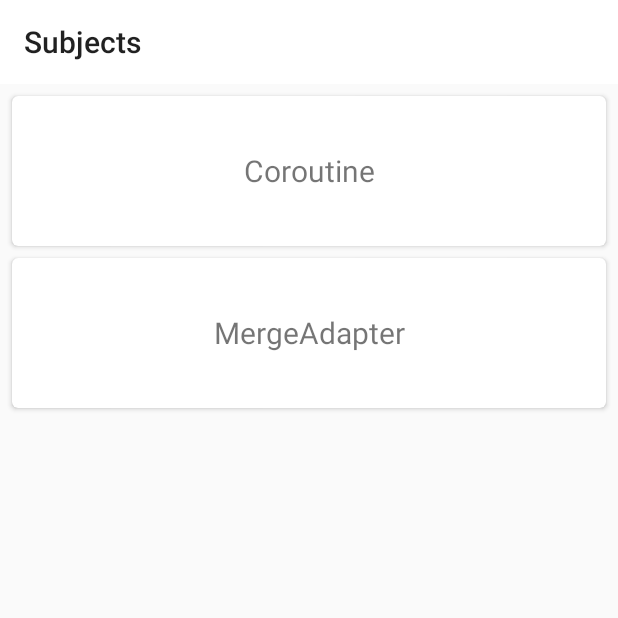
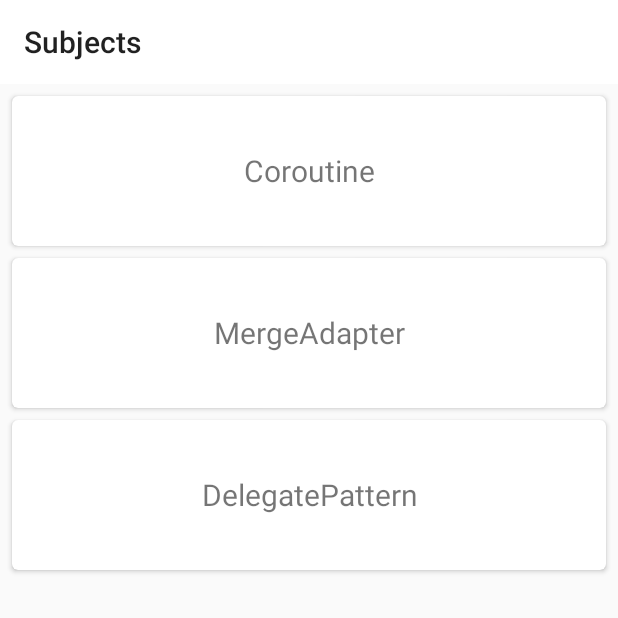
Before and after one commit to jinjinchacha/kt-note, an Android app: the screen it shows after launch (MainActivity), on a phone screen of 412 x 824 dp, the top half of it. Run offline under Robolectric (Android 15) with nearby library versions, the phone set to English and light mode, and no system bars; our stand-ins replace navigation-ui.

```diff
--- a/app/src/main/java/com/jung/ktdemo/ui/main/MainFragment.kt
+++ b/app/src/main/java/com/jung/ktdemo/ui/main/MainFragment.kt
@@ -19,7 +19,8 @@ class MainFragment : BaseFragment<MainFragmentBinding>(), OnClickEvent {
 
         val subjectList = listOf(
             "Coroutine",
-            "MergeAdapter"
+            "MergeAdapter",
+            "DelegatePattern"
         )
 
         with(binding.recycler) {
@@ -33,6 +34,7 @@ class MainFragment : BaseFragment<MainFragmentBinding>(), OnClickEvent {
         when (subject) {
             "Coroutine" -> findNavController().navigate(MainFragmentDirections.toCoroutineFragment())
             "MergeAdapter" -> findNavController().navigate(MainFragmentDirections.toMergeAdapterFragment())
+            "DelegatePattern" -> findNavController().navigate(MainFragmentDirections.toDelegateFragment())
         }
     }
 }
--- a/app/src/main/java/com/jung/ktdemo/ui/mergeadaptere/MergeAdapterFragment.kt
+++ b/app/src/main/java/com/jung/ktdemo/ui/mergeadaptere/MergeAdapterFragment.kt
@@ -6,10 +6,8 @@ import android.view.LayoutInflater
 import android.view.View
 import android.view.ViewGroup
 import android.widget.Toast
-import androidx.appcompat.widget.Toolbar
 import androidx.lifecycle.lifecycleScope
 import androidx.recyclerview.widget.MergeAdapter
-import com.google.android.material.internal.ViewUtils
 import com.google.android.material.internal.ViewUtils.dpToPx
 import com.jung.ktdemo.databinding.MergeadapterFragmentBinding
 import com.jung.ktdemo.ui.base.BaseFragment
@@ -18,8 +16,6 @@ import com.jung.ktdemo.ui.mergeadaptere.adapter.WhatsNewAdapter
 import com.jung.ktdemo.ui.mergeadaptere.model.getEngineers
 import com.jung.ktdemo.ui.mergeadaptere.model.getWhatsNew
 import com.jung.ktdemo.utils.VerticalItemDecoration
-import kotlinx.coroutines.CoroutineScope
-import kotlinx.coroutines.Dispatchers
 import kotlinx.coroutines.delay
 import kotlinx.coroutines.launch
 
--- /dev/null
+++ b/app/src/main/res/layout/delegate_fragment.xml
@@ -0,0 +1,6 @@
+<?xml version="1.0" encoding="utf-8"?>
+<androidx.constraintlayout.widget.ConstraintLayout
+    xmlns:android="http://schemas.android.com/apk/res/android" android:layout_width="match_parent"
+    android:layout_height="match_parent">
+
+</androidx.constraintlayout.widget.ConstraintLayout>
--- a/app/src/main/res/navigation/main.xml
+++ b/app/src/main/res/navigation/main.xml
@@ -16,6 +16,9 @@
         <action
             android:id="@+id/to_mergeAdapterFragment"
             app:destination="@id/mergeAdapterFragment" />
+        <action
+            android:id="@+id/to_delegateFragment"
+            app:destination="@id/delegateFragment" />
     </fragment>
 
     <fragment
@@ -29,4 +32,10 @@
         android:name="com.jung.ktdemo.ui.mergeadaptere.MergeAdapterFragment"
         android:label="MergeAdapter"
         tool:layout="@layout/mergeadapter_fragment"/>
+
+    <fragment
+        android:id="@+id/delegateFragment"
+        android:name="com.jung.ktdemo.ui.delegate.DelegateFragment"
+        android:label="DelegateFragment"
+        tool:layout="@layout/delegate_fragment"/>
 </navigation>
```
Also changed, not shown: app/src/main/java/com/jung/ktdemo/ui/delegate/BaseFile.kt (added, +23 -0 lines), app/src/main/java/com/jung/ktdemo/ui/delegate/DelegateFragment.kt (added, +26 -0 lines).
